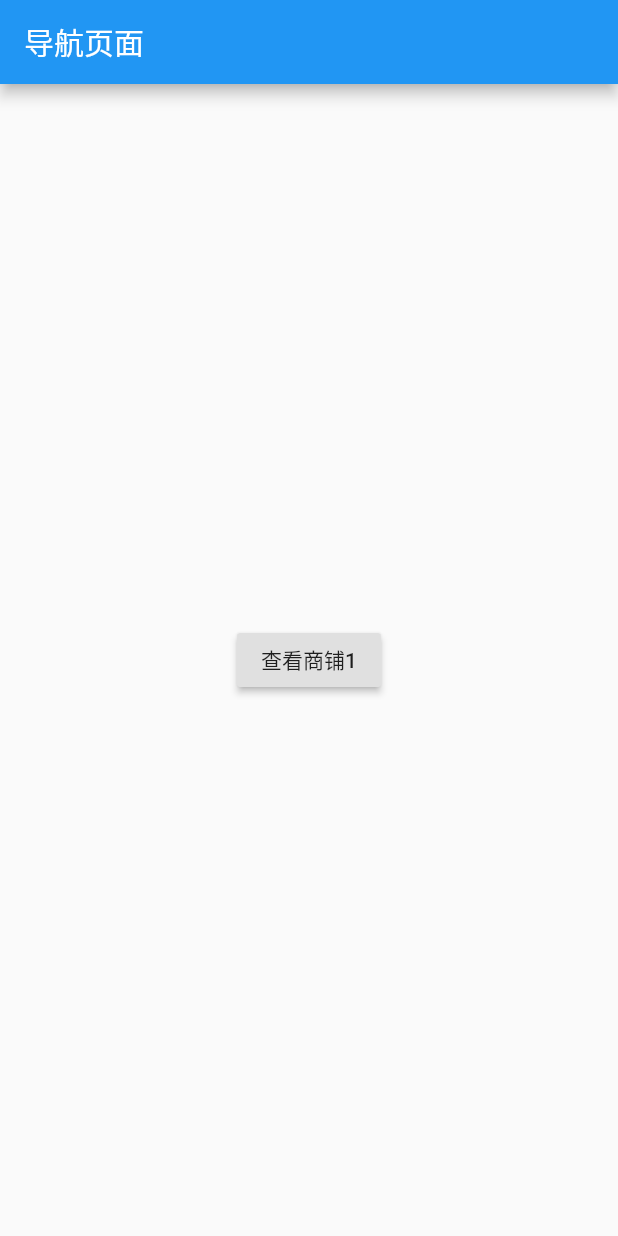
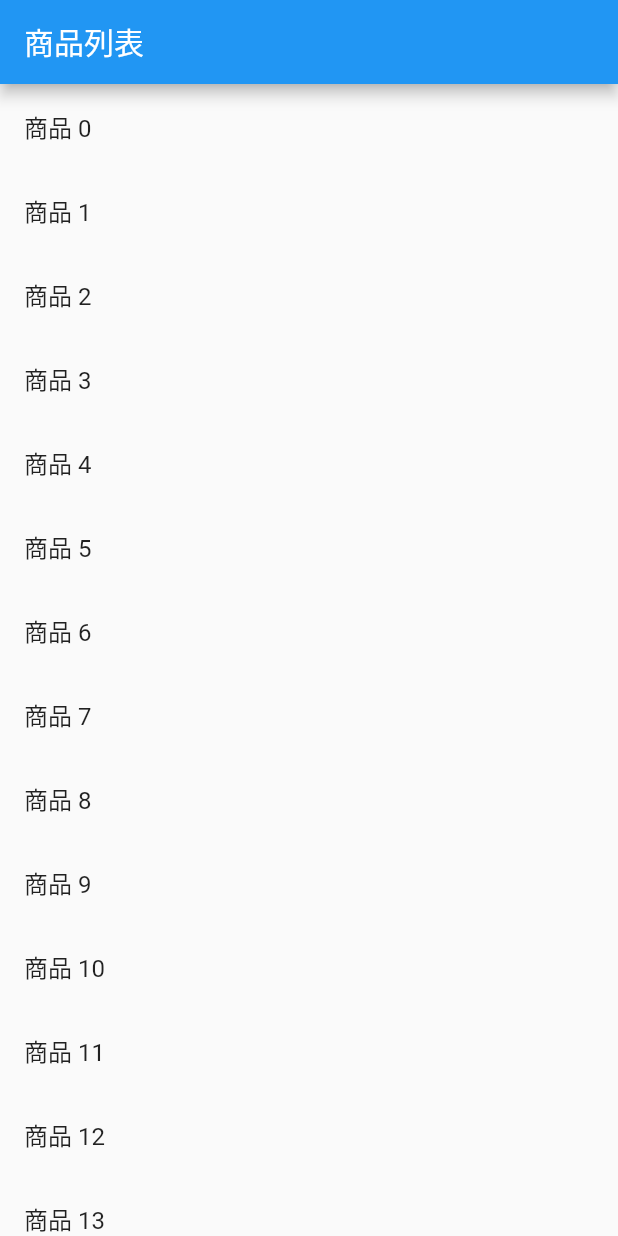
Before and after one commit to wangjing71/flutter_app, a Flutter app: the screen it shows after launch, on a phone screen of 412 x 824 dp. Run offline on Flutter 3.47's test engine with Material 2 defaults, Android fonts, the phone set to English and light mode, and no system bars.

Commit message:
页面跳转

```diff
--- a/lib/main.dart
+++ b/lib/main.dart
@@ -1,47 +1,63 @@
 import 'package:flutter/material.dart';
-void main () => runApp(MaterialApp(
-    title:'导航演示1',
-    home:new FirstScreen()
-));
 
-class FirstScreen extends StatelessWidget{
+//传递的数据结构,也可以理解为对商品数据的抽象
+class Product{
+  final String title;  //商品标题
+  final String description;  //商品描述
+  Product(this.title,this.description);
+}
+
+void main(){
+  runApp(MaterialApp(
+      title:'数据传递案例',
+      home:ProductList(
+        products:List.generate(
+            20,
+                (i)=>Product('商品 $i','这是一个商品详情，编号为:$i')
+        ),
+      )
+  ));
+}
+
+class ProductList extends StatelessWidget{
+  final List<Product> products;
+  ProductList({Key key,@required this.products}):super(key:key);
   @override
-  Widget build(BuildContext context){
-    return new Scaffold(
-        appBar: AppBar(title:Text('导航页面')),
-        body:Center(
-            child:RaisedButton(
-              child:Container(
-                child: new Text('查看商铺1'),
-              ),
-//              onPressed: (){
-//                Navigator.push(context,new  MaterialPageRoute(
-//                    builder:(context) =>new SecondScreen())
-//                );
-//              },
-            onPressed: (){
-                Navigator.push(context, new MaterialPageRoute(builder: (context)=>new SecondScreen()));
-            },
-            )
+  Widget build(BuildContext context) {
+    return Scaffold(
+        appBar: AppBar(title:Text('商品列表')),
+        body:ListView.builder(
+          itemCount:products.length,
+          itemBuilder: (context,index){
+            return ListTile(
+                title:Text(products[index].title),
+                onTap:(){
+                  Navigator.push(
+                      context,
+                      MaterialPageRoute(
+                          builder:(context)=>new ProductDetail(product:products[index])
+                      )
+                  );
+                }
+            );
+          },
         )
     );
   }
 }
 
-class SecondScreen extends StatelessWidget{
+class ProductDetail extends StatelessWidget {
+  final Product product;
+  ProductDetail({Key key ,@required this.product}):super(key:key);
+
+
   @override
-  Widget build(BuildContext context){
-    return Scaffold(
-        appBar:AppBar(title:Text('技术胖商品详情页')),
-        body:Center(child:RaisedButton(
-            child:RaisedButton(
-              child:Text('返回'),
-              onPressed: (){
-                Navigator.pop(context);
-              },
-            )
-        ))
+  Widget build(BuildContext context) {
+    return new Scaffold(
+        appBar: AppBar(
+          title:Text('${product.title}'),
+        ),
+        body:Center(child: Text('${product.description}'),)
     );
-
   }
 }
```
